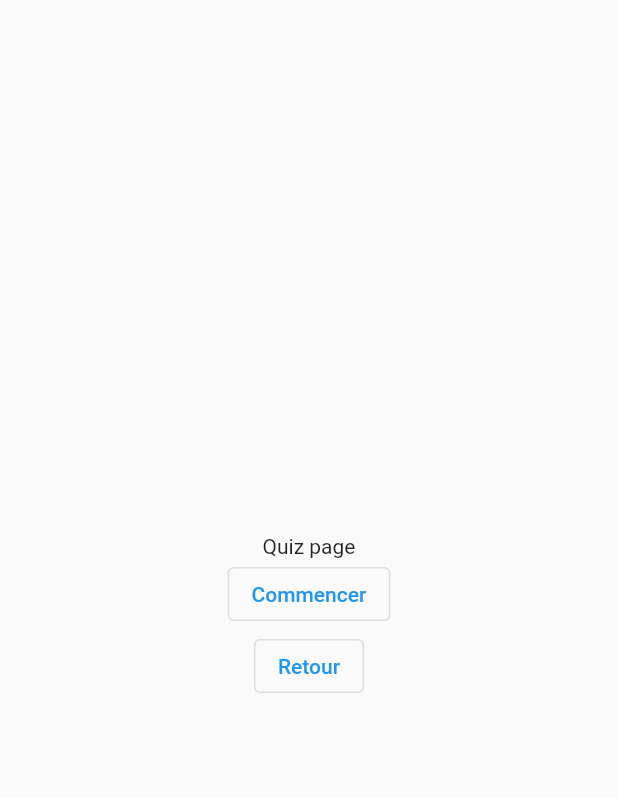
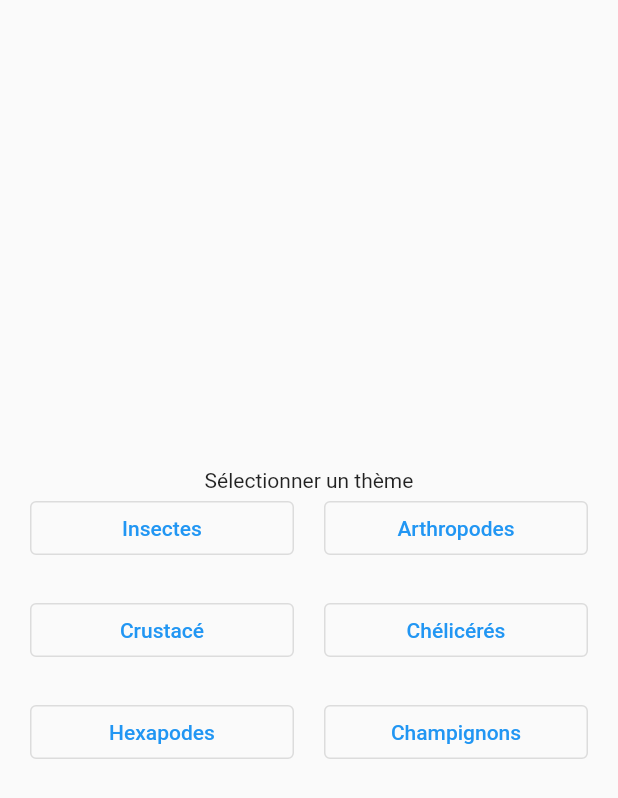
Before and after one commit to cehinger/naturalis, a Flutter app: the MyQuizPage screen opened directly, on a phone screen of 412 x 824 dp. Shown: the top 798 px of the screen. Run offline on Flutter 3.47's test engine with Material 2 defaults, Android fonts, the phone set to English and light mode, and no system bars; our stand-ins replace google_nav_bar.

Commit message:
Quiz.dart thème selection

```diff
--- a/lib/quiz.dart
+++ b/lib/quiz.dart
@@ -70,24 +70,82 @@ class _MyQuizPageState extends State<MyQuizPage> {
           mainAxisAlignment: MainAxisAlignment.center,
           children: <Widget>[
             const Text(
-              'Quiz page',
+              'Sélectionner un thème',
             ),
-            OutlinedButton (
-              child: const Text("Commencer"),
-              onPressed: () {
-                Navigator.pushReplacement(context, MaterialPageRoute(builder: (BuildContext context){
-                  return const MyPlayingQuizPage(title: 'home');
-                }));
-              },
-            ),
-            OutlinedButton (
-              child: const Text("Retour"),
-              onPressed: () {
-                Navigator.pushReplacement(context, MaterialPageRoute(builder: (BuildContext context){
-                  return const MyLandingPage();
-                }));
-              },
-            ),
+            Column(
+                children: [
+                  Row(
+                      children: [
+                        const SizedBox(width: 20),
+                        Expanded(
+                            flex: 1,
+                            child:
+                            OutlinedButton (
+                              onPressed: (){},
+                              child: const Text("Insectes"),
+                            )
+                        ),
+                        const SizedBox(width: 20),
+                        Expanded(
+                            flex: 1,
+                            child:
+                            OutlinedButton (
+                              onPressed: (){},
+                              child: const Text("Arthropodes"),
+                            )
+                        ),
+                        const SizedBox(width: 20),
+                      ]
+                  ),
+                  const SizedBox(height: 20),
+                  Row(
+                      children: [
+                        const SizedBox(width: 20),
+                        Expanded(
+                            flex: 1,
+                            child:
+                            OutlinedButton (
+                              onPressed: (){},
+                              child: const Text("Crustacé"),
+                            )
+                        ),
+                        const SizedBox(width: 20),
+                        Expanded(
+                            flex: 1,
+                            child:
+                            OutlinedButton (
+                              onPressed: (){},
+                              child: const Text("Chélicérés"),
+                            )
+                        ),
+                        const SizedBox(width: 20),
+                      ]
+                  ),
+                  const SizedBox(height: 20),
+                  Row(
+                      children: [
+                        const SizedBox(width: 20),
+                        Expanded(
+                            flex: 1,
+                            child:
+                            OutlinedButton (
+                              onPressed: (){},
+                              child: const Text("Hexapodes"),
+                            )
+                        ),
+                        const SizedBox(width: 20),
+                        Expanded(
+                            flex: 1,
+                            child:
+                            OutlinedButton (
+                              onPressed: (){},
+                              child: const Text("Champignons"),
+                            )
+                        ),
+                        const SizedBox(width: 20),
+                      ]
+                  ),
+                ]),
           ],
         ),
       ), // This trailing comma makes auto-formatting nicer for build methods.
```
